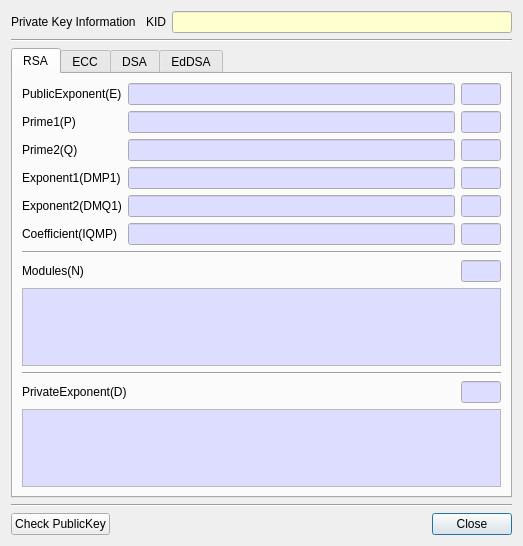
Above: CryptokiMan/pri_key_info_dlg.ui from jykim74/CryptokiMan before the change. Below: the same form after it.
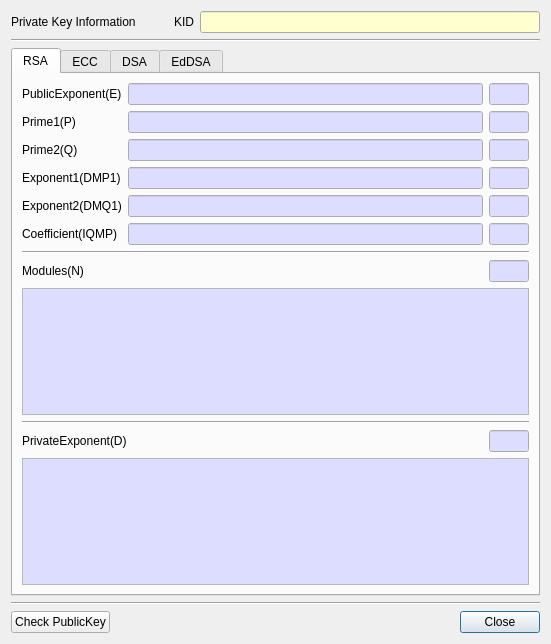
That is the form after the change. The open tabs and pages were chosen to show the change.

Commit message: UI 및 메세지 개선

Diff of the .ui file:
```diff
--- a/CryptokiMan/pri_key_info_dlg.ui
+++ b/CryptokiMan/pri_key_info_dlg.ui
@@ -6,8 +6,8 @@
    <rect>
     <x>0</x>
     <y>0</y>
-    <width>523</width>
-    <height>546</height>
+    <width>551</width>
+    <height>644</height>
    </rect>
   </property>
   <property name="windowTitle">
```
Left out of the diff: 18 changed lines with no effect on the pictures. The commit also changes 2 other files.
